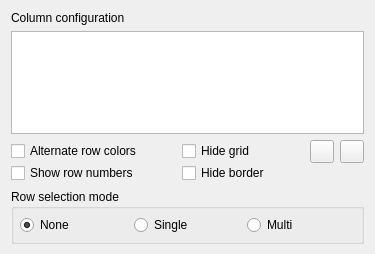
First picture: the form in src/libsrc/items/input/tableconfig.ui, repository Phisketeer/phisketeer, before the edit.
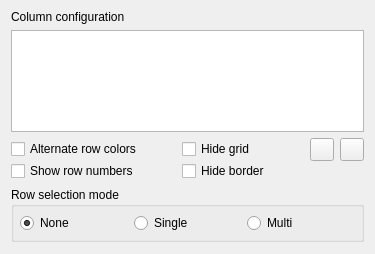
Second picture: the form after the edit.

What changed in the file:
```diff
--- a/src/libsrc/items/input/tableconfig.ui
+++ b/src/libsrc/items/input/tableconfig.ui
@@ -17,9 +17,12 @@
    <property name="spacing">
     <number>6</number>
    </property>
-   <property name="bottomMargin">
+   <property name="topMargin">
     <number>10</number>
    </property>
+   <property name="bottomMargin">
+    <number>12</number>
+   </property>
    <item>
     <widget class="QLabel" name="label">
      <property name="text">
```
